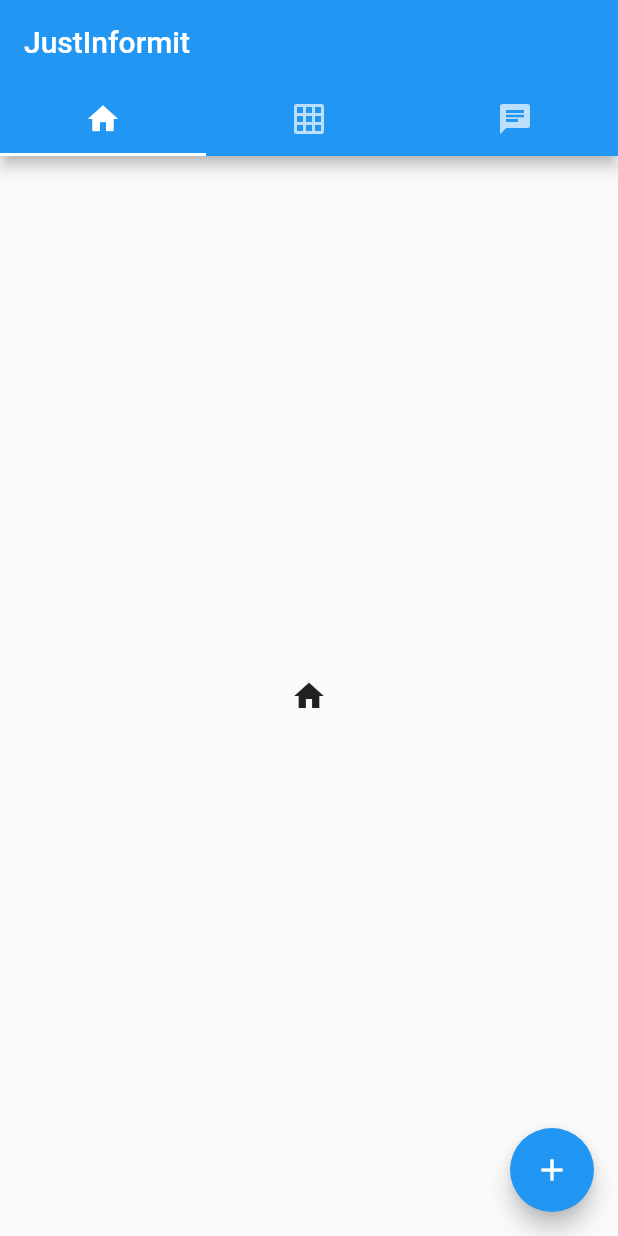
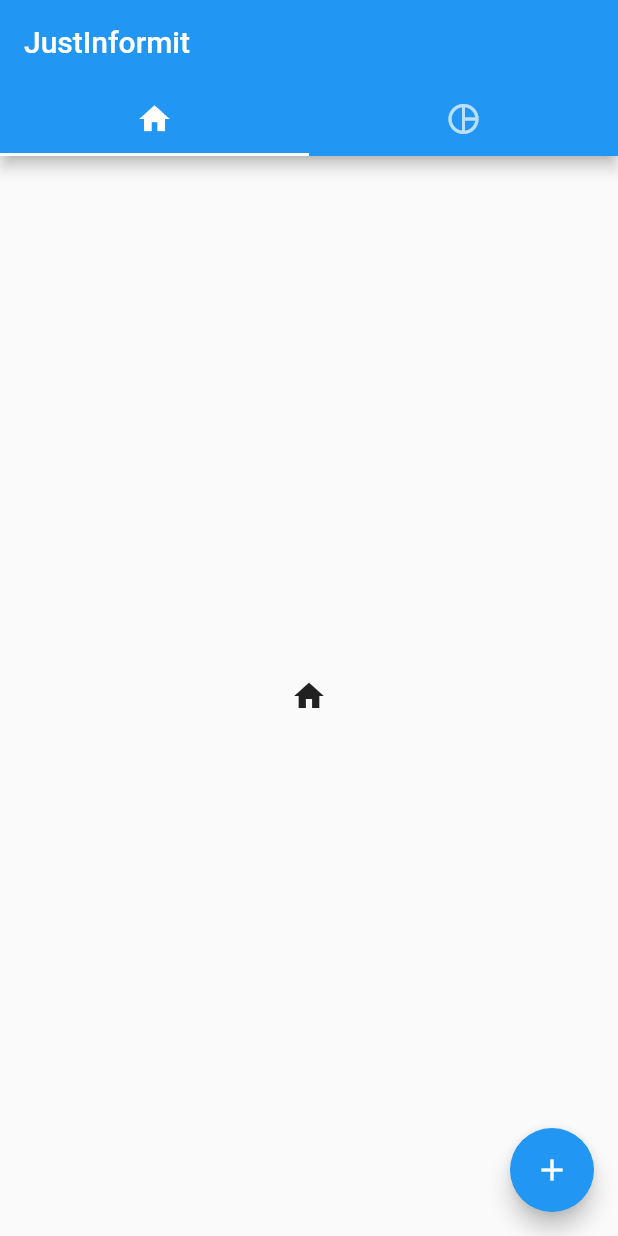
Before and after one commit to adityarao97/Justinformit, a Flutter app: the screen it shows after launch, on a phone screen of 412 x 824 dp. Run offline on Flutter 3.47's test engine with Material 2 defaults, Android fonts, the phone set to English and light mode, and no system bars; our stand-ins replace pie_chart.

Commit message:
integrated the dashboard UI to homepage

```diff
--- a/lib/homepage.dart
+++ b/lib/homepage.dart
@@ -1,4 +1,5 @@
 import 'package:flutter/material.dart';
+import 'package:justInformIt/dashboard.dart';
 import './addreport.dart';
 
 class Homepage extends StatefulWidget {
@@ -10,14 +11,13 @@ class HomepageState extends State<Homepage> {
   Widget build(BuildContext context) {
     return MaterialApp(
       home: DefaultTabController(
-        length: 3,
+        length: 2,
         child: Scaffold(
           appBar: AppBar(
             bottom: TabBar(
               tabs: [
                 Tab(icon: Icon(Icons.home)),
-                Tab(icon: Icon(Icons.grid_on)),
-                Tab(icon: Icon(Icons.chat)),
+                Tab(icon: Icon(Icons.pie_chart_outlined)),
               ],
             ),
             title: Text('JustInformit'),
@@ -25,8 +25,7 @@ class HomepageState extends State<Homepage> {
           body: TabBarView(
             children: [
               Icon(Icons.home),
-              Icon(Icons.grid_on),
-              Icon(Icons.chat),
+              Dashboard(),
             ],
           ),
           floatingActionButton: FloatingActionButton(
```
Also changed, not shown: lib/dashboard.dart (+15 -37 lines).
